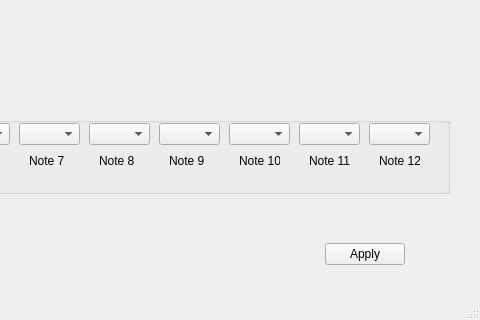
Before: the Qt Designer form RuleTranslator.ui in lpla/dodecahelper, drawn with Qt 5; both pictures show x 451 to 931 and y 167 to 487 of the 931 by 487 pixel window.
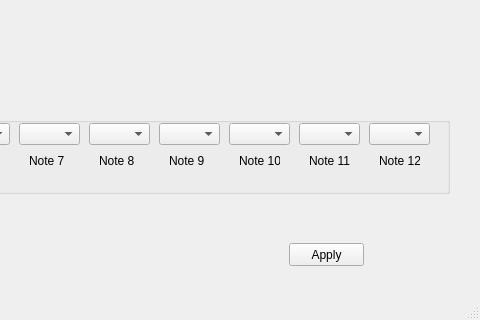
After: the same form once the commit is applied.

Patch:
```diff
--- a/RuleTranslator.ui
+++ b/RuleTranslator.ui
@@ -34,20 +34,7 @@
      <string>Twelve-tone serialism generator</string>
     </property>
    </widget>
-   <widget class="QDialogButtonBox" name="buttonBox">
-    <property name="geometry">
-     <rect>
-      <x>775</x>
-      <y>410</y>
-      <width>81</width>
-      <height>23</height>
-     </rect>
-    </property>
-    <property name="standardButtons">
-     <set>QDialogButtonBox::Apply</set>
-    </property>
-   </widget>
-   <widget class="QGroupBox" name="groupBox">
+   <widget class="QGroupBox" name="serie_properties">
     <property name="geometry">
      <rect>
       <x>70</x>
@@ -1252,6 +1239,19 @@
      </item>
     </widget>
    </widget>
+   <widget class="QPushButton" name="pushButton">
+    <property name="geometry">
+     <rect>
+      <x>740</x>
+      <y>410</y>
+      <width>75</width>
+      <height>23</height>
+     </rect>
+    </property>
+    <property name="text">
+     <string>Apply</string>
+    </property>
+   </widget>
   </widget>
   <widget class="QStatusBar" name="statusbar"/>
  </widget>
```
Left out of the diff: 34 changed lines with no effect on the pictures.
